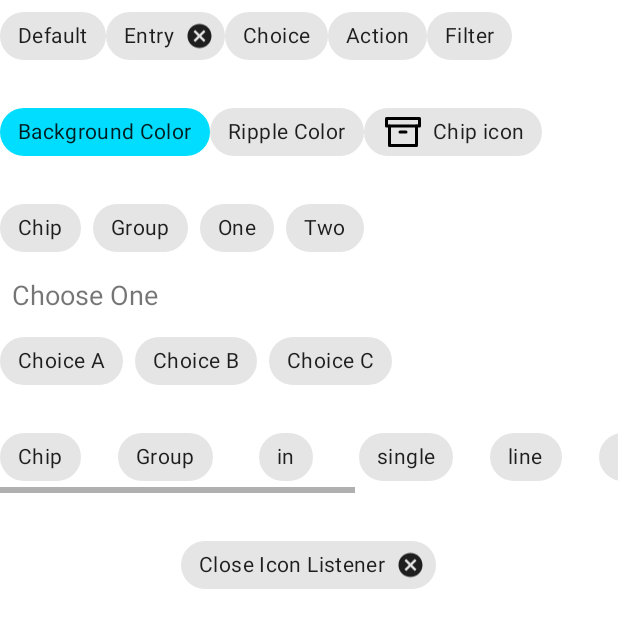
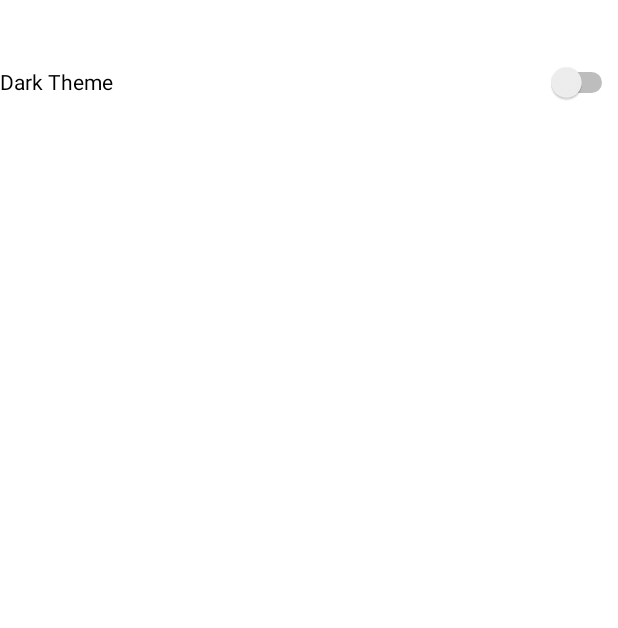
Before and after one commit to Nikita-Vikulov/Photo_of_the_day, an Android app: the screen it shows after launch (MainActivity), after a tap on "settings", on a phone screen of 412 x 824 dp. Shown: the top 628 px of the screen. Run offline under Robolectric (Android 15) with nearby library versions, the phone set to English and light mode, and no system bars; network calls fail; pictures from the network do not load; 1 statement that could not run was skipped.

Commit message:
HomeWork2

```diff
--- a/app/src/main/AndroidManifest.xml
+++ b/app/src/main/AndroidManifest.xml
@@ -11,7 +11,8 @@
         android:roundIcon="@mipmap/ic_launcher_round"
         android:supportsRtl="true"
         android:theme="@style/PhotoOfTheDay">
-        <activity android:name=".MainActivity">
+        <activity
+            android:name=".MainActivity">
             <intent-filter>
                 <action android:name="android.intent.action.MAIN" />
 
--- a/app/src/main/java/com/example/photooftheday/BottomNavigationDrawerFragment.kt
+++ b/app/src/main/java/com/example/photooftheday/BottomNavigationDrawerFragment.kt
@@ -17,7 +17,8 @@ class BottomNavigationDrawerFragment : BottomSheetDialogFragment() {
         container: ViewGroup?,
         savedInstanceState: Bundle?
     ): View? {
-        return inflater.inflate(R.layout.bottom_navigation_layout, container, false)
+        _binding = BottomNavigationLayoutBinding.inflate(inflater, container, false)
+        return binding.root
     }
 
     override fun onViewCreated(view: View, savedInstanceState: Bundle?) {
--- a/app/src/main/java/com/example/photooftheday/MainActivity.kt
+++ b/app/src/main/java/com/example/photooftheday/MainActivity.kt
@@ -1,9 +1,14 @@
 package com.example.photooftheday
 
+import android.os.Bundle
+import android.view.LayoutInflater
+import android.view.View
+import android.view.ViewGroup
+import android.widget.Button
+import androidx.annotation.StyleRes
 import androidx.appcompat.app.AppCompatActivity
-import android.os.Bundle
-import java.lang.reflect.Array.newInstance
-import java.net.URLClassLoader.newInstance
+import androidx.fragment.app.Fragment
+import com.example.photooftheday.databinding.FragmentSettingsBinding
 
 class MainActivity : AppCompatActivity() {
     override fun onCreate(savedInstanceState: Bundle?) {
@@ -15,4 +20,48 @@ class MainActivity : AppCompatActivity() {
                 .commitNow()
         }
     }
+
+    class SettingsFragment : Fragment() {
+        private var _binding: FragmentSettingsBinding? = null
+        private val binding get() = _binding!!
+        private lateinit var changeThemeBtn: Button
+
+        override fun onCreateView(
+            inflater: LayoutInflater,
+            container: ViewGroup?,
+            savedInstanceState: Bundle?
+        ): View? {
+            _binding = FragmentSettingsBinding.inflate(inflater, container, false)
+            return binding.root
+        }
+
+        override fun onViewCreated(view: View, savedInstanceState: Bundle?) {
+            super.onViewCreated(view, savedInstanceState)
+
+           /* binding.changeThemeBtn.setOnCheckedChangeListener  { buttonView, isChecked ->
+                if (isChecked) {
+                    ThemeHolder.theme = R.style.PhotoOfTheDay
+                    requireActivity().recreate()
+                } else {
+                    ThemeHolder.theme = R.style.AppTheme
+                    requireActivity().recreate()
+                }
+
+            }*/
+
+            binding.changeThemeBtn.setOnClickListener {
+                ThemeHolder.theme = if (true) {
+                    R.style.PhotoOfTheDay
+                } else {
+                    R.style.AppTheme
+                }
+                requireActivity().recreate()
+            }
+        }
+    }
 }
+
+object ThemeHolder {
+    @StyleRes
+    var theme: Int = R.style.AppTheme
+}
--- a/app/src/main/java/com/example/photooftheday/PictureOfTheDayFragment.kt
+++ b/app/src/main/java/com/example/photooftheday/PictureOfTheDayFragment.kt
@@ -40,11 +40,6 @@ class PictureOfTheDayFragment : Fragment() {
         return binding.root
     }
 
-    /*   override fun onActivityCreated(savedInstanceState: Bundle?) {
-           super.onActivityCreated(savedInstanceState)
-           viewModel.getData()
-               .observe(viewLifecycleOwner, Observer<PictureOfTheDayData> { renderData(it) })
-       }*/
     override fun onViewCreated(view: View, savedInstanceState: Bundle?) {
         super.onViewCreated(view, savedInstanceState)
         viewModel.getData().observe(
@@ -110,7 +105,7 @@ class PictureOfTheDayFragment : Fragment() {
     override fun onOptionsItemSelected(item: MenuItem): Boolean {
         when (item.itemId) {
             R.id.app_bar_fav -> Toast.makeText(context, "Favourite", Toast.LENGTH_SHORT).show()
-            R.id.app_bar_settings -> activity?.supportFragmentManager?.beginTransaction()?.add(R.id.container, ChipsFragment())?.addToBackStack(null)?.commit()
+            R.id.app_bar_settings -> activity?.supportFragmentManager?.beginTransaction()?.add(R.id.container, MainActivity.SettingsFragment())?.addToBackStack(null)?.commit()
             android.R.id.home -> {
                 activity?.let {
                     BottomNavigationDrawerFragment().show(it.supportFragmentManager, "tag")
--- /dev/null
+++ b/app/src/main/res/color/text_field_background.xml
@@ -0,0 +1,6 @@
+<?xml version="1.0" encoding="utf-8"?>
+<selector xmlns:android="http://schemas.android.com/apk/res/android">
+    <item android:alpha="0.16" android:color="?attr/colorSecondary" android:state_hovered="true"/>
+    <item android:alpha="0.04" android:color="?attr/colorSecondary" android:state_enabled="false"/>
+    <item android:alpha="0.12" android:color="?attr/colorSecondary"/>
+</selector>
--- /dev/null
+++ b/app/src/main/res/layout/fragment_settings.xml
@@ -0,0 +1,16 @@
+<?xml version="1.0" encoding="utf-8"?>
+<LinearLayout xmlns:android="http://schemas.android.com/apk/res/android"
+    xmlns:app="http://schemas.android.com/apk/res-auto"
+    xmlns:tools="http://schemas.android.com/tools"
+    android:layout_width="match_parent"
+    android:layout_height="match_parent"
+    android:background="#FFFFFF"
+    android:orientation="vertical">
+
+    <Switch
+        android:id="@+id/changeThemeBtn"
+        android:layout_width="match_parent"
+        android:layout_height="109dp"
+        android:text="Dark Theme"
+        tools:ignore="UseSwitchCompatOrMaterialXml" />
+    </LinearLayout>
--- a/app/src/main/res/mipmap-anydpi-v26/ic_launcher.xml
+++ b/app/src/main/res/mipmap-anydpi-v26/ic_launcher.xml
@@ -1,5 +1,4 @@
 <?xml version="1.0" encoding="utf-8"?>
 <adaptive-icon xmlns:android="http://schemas.android.com/apk/res/android">
-    <background android:drawable="@color/ic_launcher_background"/>
     <foreground android:drawable="@drawable/ic_launcher_foreground"/>
 </adaptive-icon>
--- a/app/src/main/res/mipmap-anydpi-v26/ic_launcher_round.xml
+++ b/app/src/main/res/mipmap-anydpi-v26/ic_launcher_round.xml
@@ -1,5 +1,4 @@
 <?xml version="1.0" encoding="utf-8"?>
 <adaptive-icon xmlns:android="http://schemas.android.com/apk/res/android">
-    <background android:drawable="@color/ic_launcher_background"/>
     <foreground android:drawable="@drawable/ic_launcher_foreground"/>
 </adaptive-icon>
--- a/app/src/main/res/values/colors.xml
+++ b/app/src/main/res/values/colors.xml
@@ -7,4 +7,9 @@
     <color name="teal_700">#FF018786</color>
     <color name="black">#FF000000</color>
     <color name="white">#FFFFFFFF</color>
+    <color name="colorPrimary">#212121</color>
+    <color name="colorPrimaryDark">#000000</color>
+    <color name="colorAccent">#2962FF</color>
+    <color name="color_gray">#66000000</color>
+    <color name="background">#FAFAFA</color>
 </resources>
--- a/app/src/main/res/values/styles.xml
+++ b/app/src/main/res/values/styles.xml
@@ -1,14 +1,49 @@
-<resources>
+<resources xmlns:tools="http://schemas.android.com/tools">
 
     <!-- Base application theme. -->
     <style name="PhotoOfTheDay" parent="Theme.MaterialComponents.Light.NoActionBar">
+        <item name="colorPrimaryVariant">@color/purple_700</item>
+        <item name="colorOnPrimary">@color/white</item>
+        <!-- Secondary brand color. -->
+        <item name="colorSecondary">@color/teal_200</item>
+        <item name="colorSecondaryVariant">@color/teal_700</item>
+        <item name="colorOnSecondary">@color/black</item>
+        <!-- Status bar color. -->
+        <item name="android:statusBarColor" tools:targetApi="l">?attr/colorPrimaryVariant</item>
         <!-- Customize your theme here. -->
-        <item name="colorPrimary">@color/colorPrimary</item>
-        <item name="colorPrimaryDark">@color/colorPrimaryDark</item>
+        <item name="colorPrimary">@color/colorAccent</item>
+        <item name="colorPrimaryDark">@color/colorAccent</item>
         <item name="colorAccent">@color/colorAccent</item>
-        <item name="textColorPrimary">@color/black</item>
-        <item name="textColorSecondary">@color/gray</item>
-        <item name="textColorConnected">@color/green</item>
-        <item name="textColorDisConnected">@color/light_gray</item>
+    </style>
+
+    <style name="AppTheme" parent="Theme.AppCompat.Light.DarkActionBar">
+        <!-- Customize your theme here. -->
+        <item name="colorPrimary">@color/purple_700</item>
+        <item name="colorPrimaryVariant">@color/purple_700</item>
+        <item name="colorOnPrimary">#00BCD4</item>
+        <item name="colorSecondary">@color/colorAccent</item>
+        <item name="colorSecondaryVariant">#0039CB</item>
+        <item name="colorOnSecondary">#00BCD4</item>
+        <item name="colorError">#F44336</item>
+        <item name="colorOnError">#00BCD4</item>
+        <item name="colorSurface">#00BCD4</item>
+        <item name="colorOnSurface">#2196F3</item>
+        <item name="android:colorBackground">@color/teal_200</item>
+        <item name="colorOnBackground">#3F51B5</item>
+        <item name="materialButtonStyle">@style/AppButton</item>
+        <item name="textInputStyle">@style/AppTextField</item>
+        <item name="materialCardViewStyle">@style/AppCard</item>
+    </style>
+
+    <style name="AppButton" parent="Widget.MaterialComponents.Button">
+        <item name="backgroundTint">?attr/colorSecondary</item>
+    </style>
+
+    <style name="AppTextField" parent="Widget.MaterialComponents.TextInputLayout.FilledBox">
+        <item name="boxBackgroundColor">@color/text_field_background</item>
+    </style>
+
+    <style name="AppCard" parent="Widget.MaterialComponents.CardView">
+        <item name="cardElevation">8dp</item>
     </style>
 </resources>
```
Also changed, not shown: app/src/main/java/com/example/photooftheday/SettingsFragment.kt (added, +41 -0 lines).
